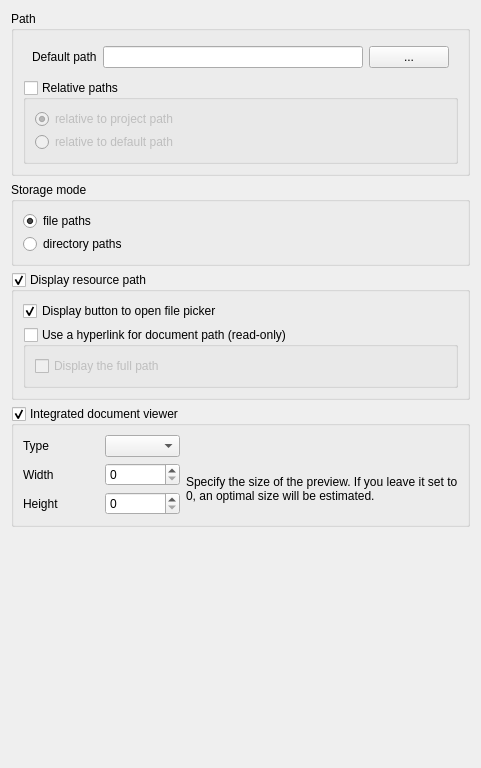
Before: the Qt Designer form src/ui/editorwidgets/qgsexternalresourceconfigdlg.ui in qgis/QGIS, drawn with Qt 5.
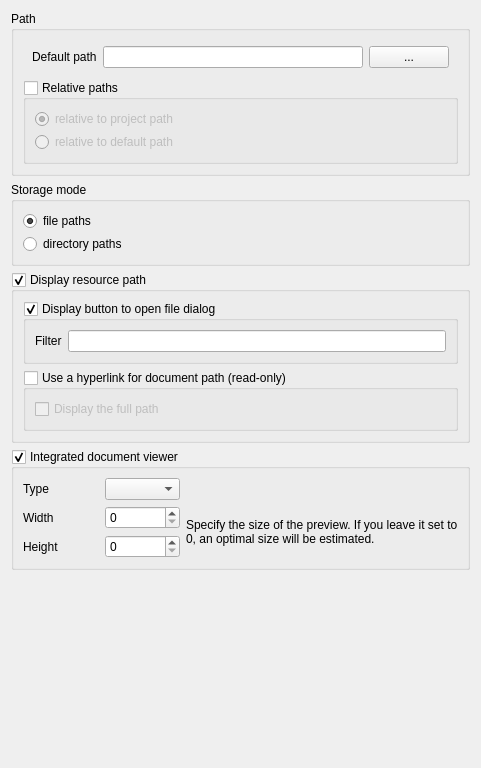
After: the same form once the commit is applied.

Commit message: Add filters to file picker and external widget

Diff of the .ui file:
```diff
--- a/src/ui/editorwidgets/qgsexternalresourceconfigdlg.ui
+++ b/src/ui/editorwidgets/qgsexternalresourceconfigdlg.ui
@@ -235,13 +235,25 @@
        </widget>
       </item>
       <item row="0" column="0">
-       <widget class="QCheckBox" name="mFilePickerButton">
-        <property name="text">
-         <string>Display button to open file picker</string>
+       <widget class="QGroupBox" name="mFilePickerButtonGroupBox">
+        <property name="title">
+         <string>Display button to open file dialog</string>
         </property>
-        <property name="checked">
+        <property name="checkable">
          <bool>true</bool>
         </property>
+        <layout class="QFormLayout" name="formLayout_2">
+         <item row="0" column="0">
+          <widget class="QLabel" name="label_4">
+           <property name="text">
+            <string>Filter</string>
+           </property>
+          </widget>
+         </item>
+         <item row="0" column="1">
+          <widget class="QLineEdit" name="mFilePickerFilterLineEdit"/>
+         </item>
+        </layout>
        </widget>
       </item>
      </layout>
```
Left out of the diff: 2 changed lines with no effect on the pictures. The commit also changes 6 other files.
